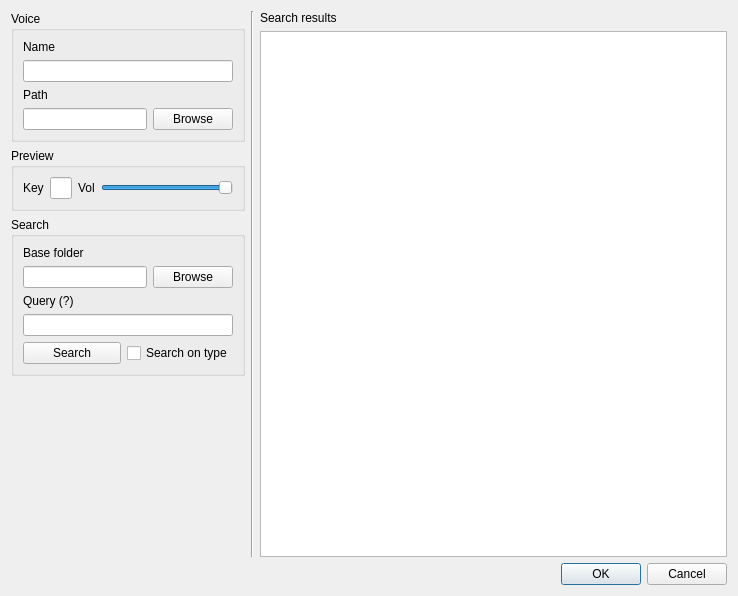
This is src/editor/NewWoiceDialog.ui in yuxshao/ptcollab as Qt 5 draws it before an edit. The edited form follows.
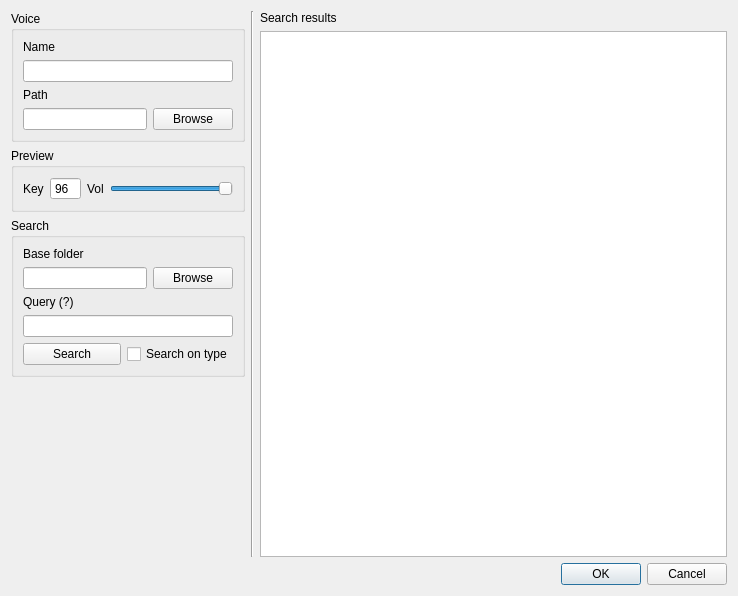
This is the edited form. Custom widgets are drawn as their Qt base class.

The edit to the form file:
```diff
--- a/src/editor/NewWoiceDialog.ui
+++ b/src/editor/NewWoiceDialog.ui
@@ -63,7 +63,7 @@
          <property name="title">
           <string>Preview</string>
          </property>
-         <layout class="QHBoxLayout" name="horizontalLayout_5" stretch="1,1,1,100">
+         <layout class="QHBoxLayout" name="horizontalLayout_5" stretch="1,0,1,100">
           <item>
            <widget class="QLabel" name="label_7">
             <property name="text">
@@ -72,7 +72,20 @@
            </widget>
           </item>
           <item>
-           <widget class="QLineEdit" name="previewKeyLine"/>
+           <widget class="KeySpinBox" name="previewKeySpin">
+            <property name="buttonSymbols">
+             <enum>QAbstractSpinBox::NoButtons</enum>
+            </property>
+            <property name="minimum">
+             <number>40</number>
+            </property>
+            <property name="maximum">
+             <number>150</number>
+            </property>
+            <property name="value">
+             <number>96</number>
+            </property>
+           </widget>
           </item>
           <item>
            <widget class="QLabel" name="label_6">
@@ -212,6 +225,13 @@
    </item>
   </layout>
  </widget>
+ <customwidgets>
+  <customwidget>
+   <class>KeySpinBox</class>
+   <extends>QSpinBox</extends>
+   <header>editor/KeySpinBox.h</header>
+  </customwidget>
+ </customwidgets>
  <resources/>
  <connections>
   <connection>
```
